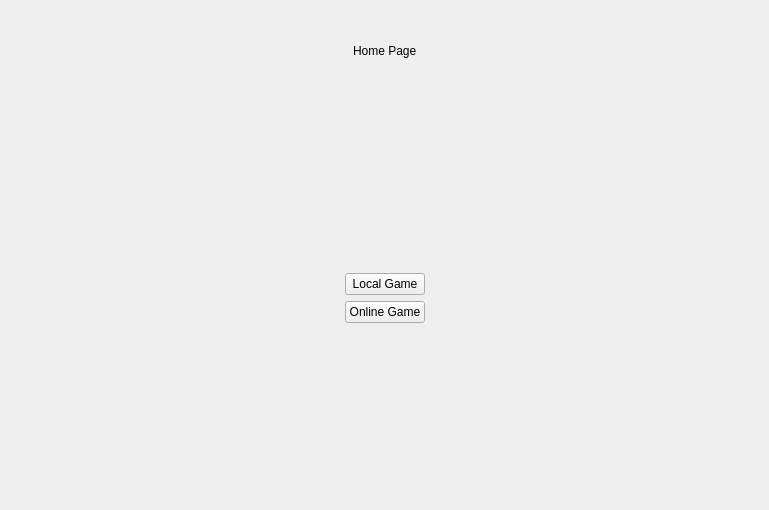
Above: Client/HomePageWidget.ui from triebltamas/MyChessGame before the change. Below: the same form after it.
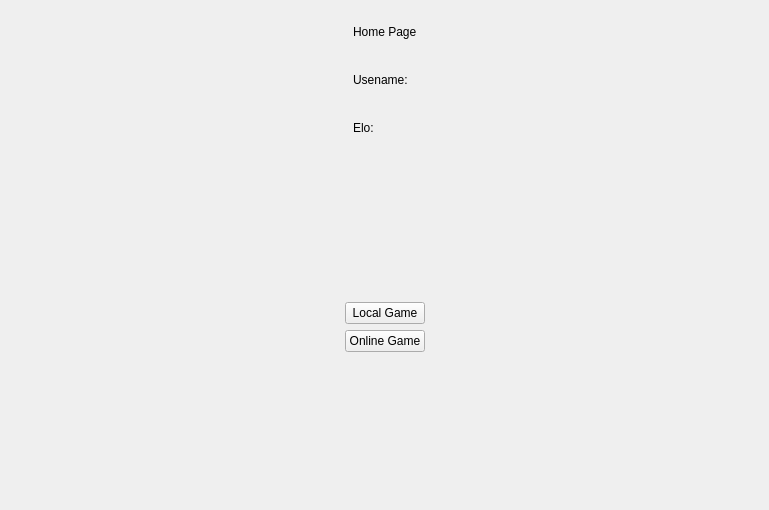
That is the form after the change.

The edit to the form file:
```diff
--- a/Client/HomePageWidget.ui
+++ b/Client/HomePageWidget.ui
@@ -13,7 +13,7 @@
   <property name="windowTitle">
    <string>Form</string>
   </property>
-  <layout class="QVBoxLayout" name="verticalLayout_2" stretch="1,5">
+  <layout class="QVBoxLayout" name="verticalLayout_2" stretch="2,5">
    <item>
     <layout class="QHBoxLayout" name="horizontalLayout">
      <item>
@@ -30,11 +30,41 @@
       </spacer>
      </item>
      <item>
-      <widget class="QLabel" name="label">
-       <property name="text">
-        <string>Home Page</string>
+      <layout class="QVBoxLayout" name="verticalLayout_3">
+       <property name="rightMargin">
+        <number>0</number>
        </property>
-      </widget>
+       <item>
+        <widget class="QLabel" name="homePageLabel">
+         <property name="styleSheet">
+          <string notr="true">font: 75 italic 20pt &quot;Ubuntu Condensed&quot;;</string>
+         </property>
+         <property name="text">
+          <string>Home Page</string>
+         </property>
+        </widget>
+       </item>
+       <item>
+        <widget class="QLabel" name="usernameLabel">
+         <property name="styleSheet">
+          <string notr="true">font: italic 13pt &quot;Ubuntu Condensed&quot;;</string>
+         </property>
+         <property name="text">
+          <string>Usename:</string>
+         </property>
+        </widget>
+       </item>
+       <item>
+        <widget class="QLabel" name="eloLabel">
+         <property name="styleSheet">
+          <string notr="true">font: italic 13pt &quot;Ubuntu Condensed&quot;;</string>
+         </property>
+         <property name="text">
+          <string>Elo:</string>
+         </property>
+        </widget>
+       </item>
+      </layout>
      </item>
      <item>
       <spacer name="horizontalSpacer">
```
